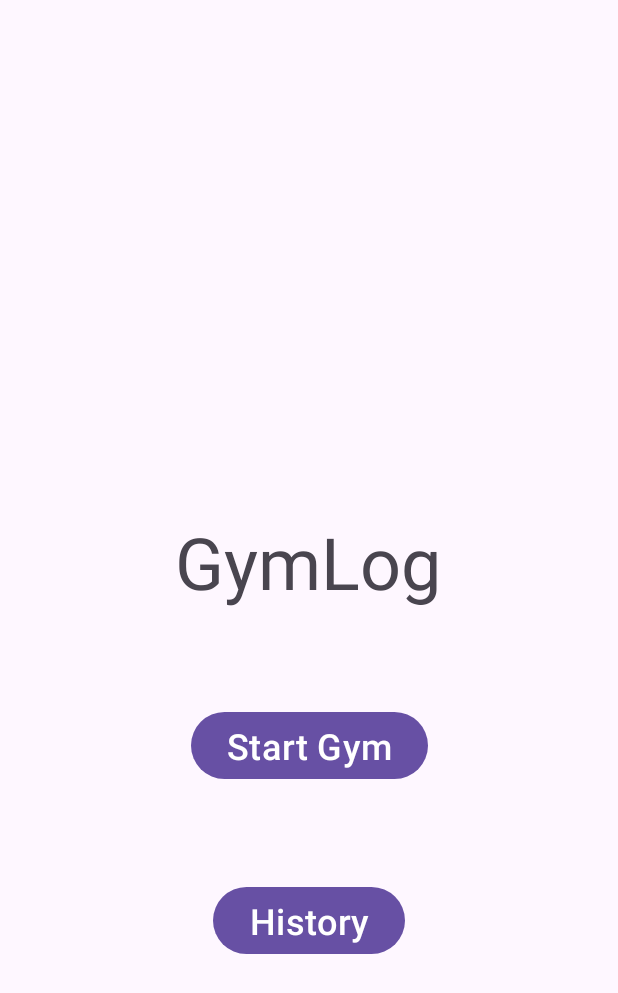
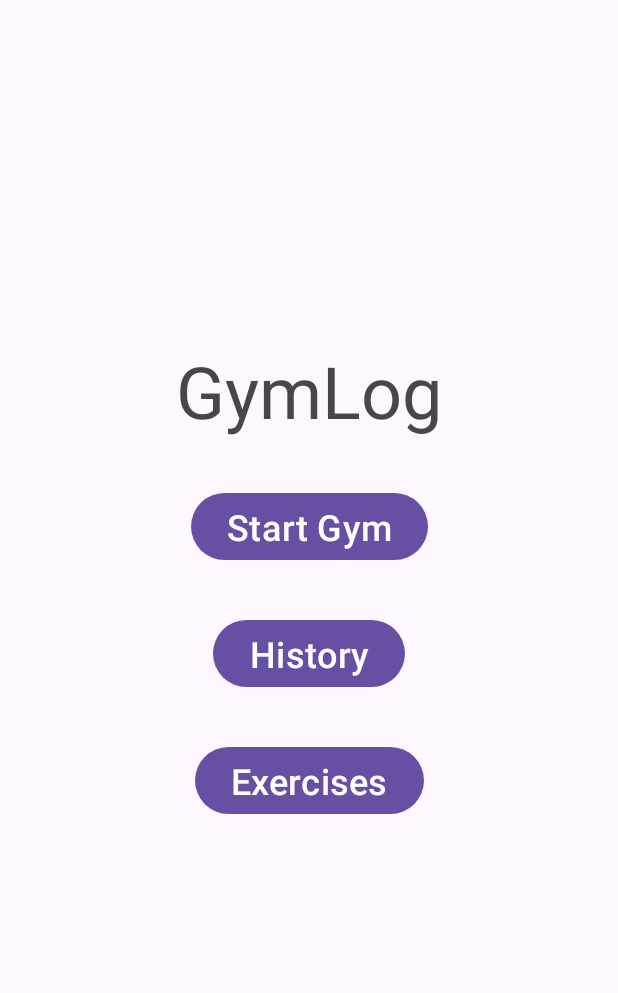
Before and after one commit to dygogive/GymLog, an Android app: the screen it shows after launch (MainActivity), on a phone screen of 412 x 824 dp. Shown: the top 993 px of the screen. Run offline under Robolectric (Android 15) with nearby library versions, the phone set to English and light mode, and no system bars.

Commit message:
Initial commit

```diff
--- a/app/src/main/java/com/example/gymlog/HistoryActivity.java
+++ b/app/src/main/java/com/example/gymlog/HistoryActivity.java
@@ -65,6 +65,7 @@ public class HistoryActivity extends AppCompatActivity {
         }
 
         ArrayAdapter<String> listHistoryAdapter = new ArrayAdapter<>(this, android.R.layout.simple_list_item_1, dataHistory);
+
         listViewHistory.setAdapter(listHistoryAdapter);
     }
 
--- a/app/src/main/java/com/example/gymlog/MainActivity.java
+++ b/app/src/main/java/com/example/gymlog/MainActivity.java
@@ -15,7 +15,8 @@ public class MainActivity extends AppCompatActivity {
 
     private Button
             buttonStartGym,
-            buttonHistory;
+            buttonHistory,
+            buttonExercises;
 
     @Override
     protected void onCreate(Bundle savedInstanceState) {
@@ -29,8 +30,9 @@ public class MainActivity extends AppCompatActivity {
         });
 
         //find buttons
-        buttonStartGym = (Button) findViewById(R.id.buttonStartGym);
-        buttonHistory  = (Button) findViewById(R.id.buttonHistory );
+        buttonStartGym   = (Button) findViewById(R.id.buttonStartGym  );
+        buttonHistory    = (Button) findViewById(R.id.buttonHistory   );
+        buttonExercises  = (Button) findViewById(R.id.buttonExercises );
 
         //button listeners
         buttonStartGym.setOnClickListener(v -> {
@@ -43,7 +45,11 @@ public class MainActivity extends AppCompatActivity {
             Intent intent = new Intent(MainActivity.this, HistoryActivity.class);
             startActivity(intent);
         });
-
+        buttonExercises.setOnClickListener(v -> {
+            Log.d("LogTag","test buttonExercises");
+            Intent intent = new Intent(MainActivity.this, ExerciseListActivity.class);
+            startActivity(intent);
+        });
 
 
 
--- a/app/src/main/res/layout/activity_main.xml
+++ b/app/src/main/res/layout/activity_main.xml
@@ -18,17 +18,17 @@
         android:textSize="48sp"
         app:layout_constraintBottom_toBottomOf="parent"
         app:layout_constraintEnd_toEndOf="parent"
-        app:layout_constraintHorizontal_bias="0.497"
+        app:layout_constraintHorizontal_bias="0.5"
         app:layout_constraintStart_toStartOf="parent"
         app:layout_constraintTop_toTopOf="parent"
-        app:layout_constraintVertical_bias="0.45" />
+        app:layout_constraintVertical_bias="0.3" />
 
     <Button
         android:id="@+id/buttonStartGym"
         android:layout_width="wrap_content"
         android:layout_height="wrap_content"
         android:layout_marginStart="8dp"
-        android:layout_marginTop="64dp"
+        android:layout_marginTop="32dp"
         android:layout_marginEnd="8dp"
         android:text="@string/start_gym"
         android:textSize="24sp"
@@ -40,12 +40,28 @@
         android:id="@+id/buttonHistory"
         android:layout_width="wrap_content"
         android:layout_height="wrap_content"
-        android:layout_marginTop="64dp"
+        android:layout_marginStart="8dp"
+        android:layout_marginTop="32dp"
+        android:layout_marginEnd="8dp"
         android:text="@string/history"
         android:textSize="24sp"
         app:layout_constraintEnd_toEndOf="parent"
         app:layout_constraintStart_toStartOf="parent"
         app:layout_constraintTop_toBottomOf="@+id/buttonStartGym" />
 
+    <Button
+        android:id="@+id/buttonExercises"
+        android:layout_width="wrap_content"
+        android:layout_height="wrap_content"
+        android:layout_marginStart="8dp"
+        android:layout_marginTop="32dp"
+        android:layout_marginEnd="8dp"
+        android:text="@string/exercises"
+        android:textSize="24sp"
+        app:layout_constraintEnd_toEndOf="parent"
+        app:layout_constraintHorizontal_bias="0.5"
+        app:layout_constraintStart_toStartOf="parent"
+        app:layout_constraintTop_toBottomOf="@+id/buttonHistory" />
+
 
 </androidx.constraintlayout.widget.ConstraintLayout>
--- a/app/src/main/res/values/strings.xml
+++ b/app/src/main/res/values/strings.xml
@@ -8,4 +8,5 @@
     <string name="exercise_name">Exercise Name</string>
     <string name="gym_session">Gym Session</string>
     <string name="workout_history">Workout History</string>
+    <string name="exercises">Exercises</string>
 </resources>
```
Also changed, not shown: app/src/main/java/com/example/gymlog/ExerciseListActivity.java (+6 -5 lines), app/src/main/java/com/example/gymlog/ExercisesData.java (+9 -0 lines), app/src/main/res/layout/activity_exercise_list.xml (+21 -9 lines).
